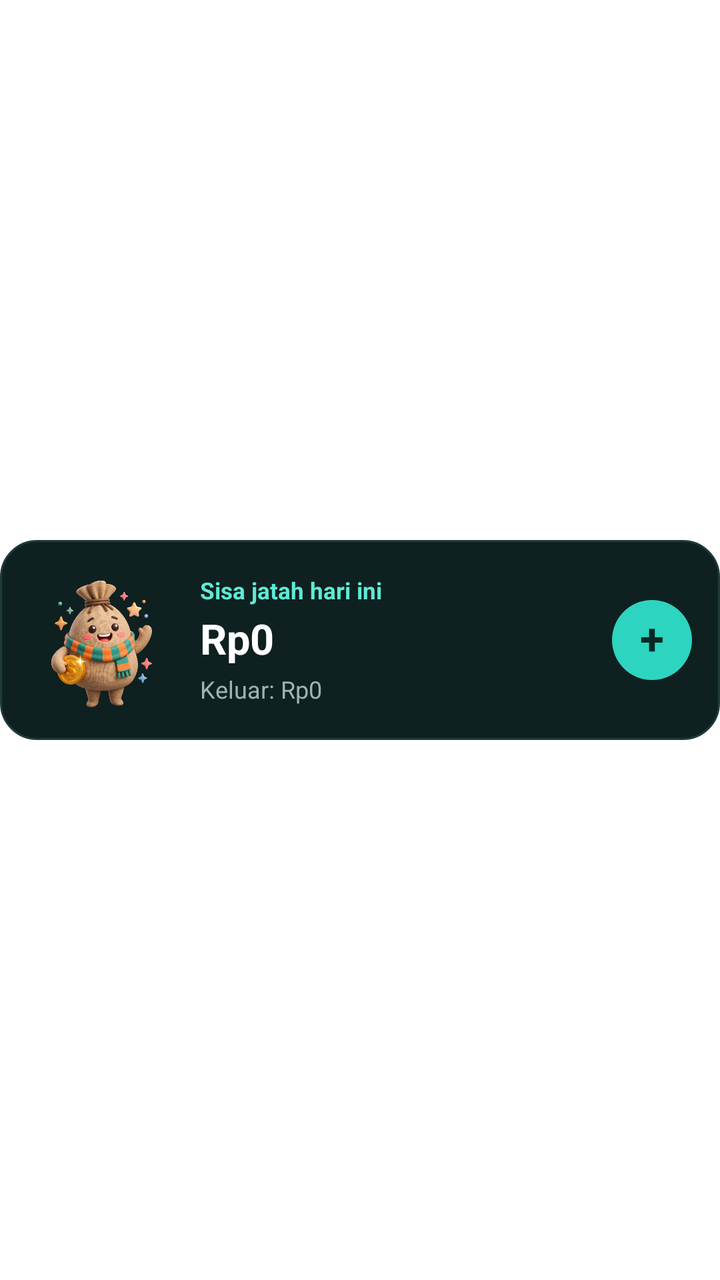
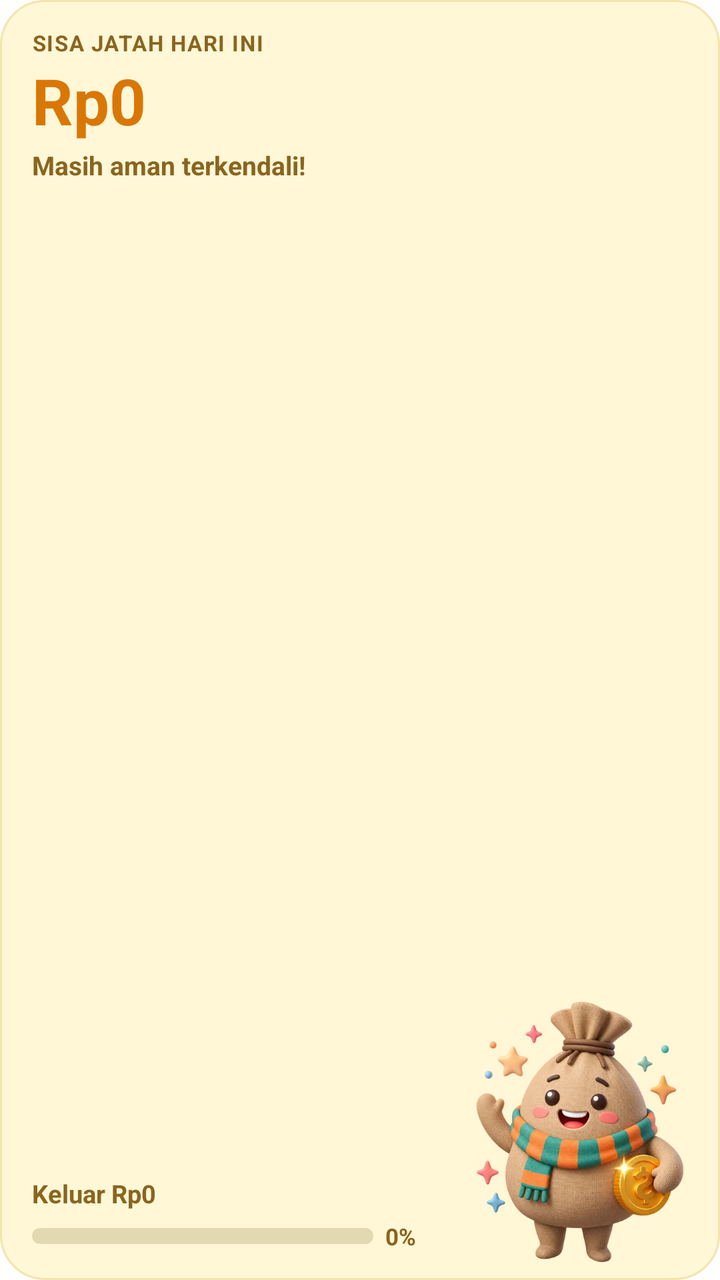

Screens rendered from an Android XML layout before and after an edit, with the pre-edit source and the edit as a unified diff.
<!-- AndroidManifest.xml: fallback theme Theme.MaterialComponents.DayNight.NoActionBar -->
<!-- res/layout/catatim_widget.xml -->
<?xml version="1.0" encoding="utf-8"?>
<FrameLayout xmlns:android="http://schemas.android.com/apk/res/android"
    android:layout_width="match_parent"
    android:layout_height="match_parent">

    <LinearLayout
        android:id="@+id/widget_root"
        android:layout_width="match_parent"
        android:layout_height="wrap_content"
        android:layout_gravity="center_vertical"
        android:background="@drawable/widget_bg"
        android:gravity="center_vertical"
        android:orientation="horizontal"
        android:paddingStart="12dp"
        android:paddingTop="12dp"
        android:paddingEnd="14dp"
        android:paddingBottom="12dp">

        <ImageView
            android:id="@+id/widget_mascot"
            android:layout_width="76dp"
            android:layout_height="76dp"
            android:contentDescription="Maskot CatatIM"
            android:scaleType="fitCenter"
            android:src="@drawable/widget_mascot" />

        <LinearLayout
            android:layout_width="0dp"
            android:layout_height="wrap_content"
            android:layout_marginStart="12dp"
            android:layout_marginEnd="10dp"
            android:layout_weight="1"
            android:orientation="vertical">

            <TextView
                android:id="@+id/widget_headline"
                android:layout_width="match_parent"
                android:layout_height="wrap_content"
                android:ellipsize="end"
                android:maxLines="2"
                android:text="Sisa jatah hari ini"
                android:textColor="#5EEAD4"
                android:textSize="11.5sp"
                android:textStyle="bold" />

            <TextView
                android:id="@+id/widget_primary_amount"
                android:layout_width="match_parent"
                android:layout_height="wrap_content"
                android:layout_marginTop="2dp"
                android:ellipsize="end"
                android:maxLines="1"
                android:text="Rp0"
                android:textColor="#FFFFFF"
                android:textSize="21sp"
                android:textStyle="bold" />

            <TextView
                android:id="@+id/widget_secondary_info"
                android:layout_width="match_parent"
                android:layout_height="wrap_content"
                android:layout_marginTop="3dp"
                android:ellipsize="end"
                android:maxLines="1"
                android:text="Keluar: Rp0"
                android:textColor="#9BB5B1"
                android:textSize="12sp" />
        </LinearLayout>

        <TextView
            android:id="@+id/widget_add_btn"
            android:layout_width="40dp"
            android:layout_height="40dp"
            android:background="@drawable/widget_btn_bg"
            android:contentDescription="Catat transaksi baru"
            android:gravity="center"
            android:includeFontPadding="false"
            android:text="+"
            android:textColor="#062825"
            android:textSize="22sp"
            android:textStyle="bold" />
    </LinearLayout>
</FrameLayout>
<!-- resources referenced by this layout -->
<resources>
  <!-- drawable widget_bg (drawable) -->
  <?xml version="1.0" encoding="utf-8"?>
  <shape xmlns:android="http://schemas.android.com/apk/res/android"
      android:shape="rectangle">
      <solid android:color="#0F2020" />
      <stroke
          android:width="1dp"
          android:color="#213A3A" />
      <corners android:radius="18dp" />
  </shape>
  <!-- drawable widget_btn_bg (drawable) -->
  <?xml version="1.0" encoding="utf-8"?>
  <shape xmlns:android="http://schemas.android.com/apk/res/android"
      android:shape="rectangle">
      <solid android:color="#2DD4BF" />
      <corners android:radius="999dp" />
  </shape>
  <!-- drawable widget_mascot: webp bitmap (drawable, 77004 bytes) -->
</resources>

<!-- the commit's change to res/layout/catatim_widget.xml (unified diff, before → after) -->
@@ -3,81 +3,188 @@
     android:layout_width="match_parent"
     android:layout_height="match_parent">
 
-    <LinearLayout
+    <RelativeLayout
         android:id="@+id/widget_root"
         android:layout_width="match_parent"
         android:layout_height="wrap_content"
         android:layout_gravity="center_vertical"
-        android:background="@drawable/widget_bg"
-        android:gravity="center_vertical"
-        android:orientation="horizontal"
-        android:paddingStart="12dp"
-        android:paddingTop="12dp"
-        android:paddingEnd="14dp"
-        android:paddingBottom="12dp">
+        android:background="@drawable/widget_card_happy"
+        android:minHeight="136dp">
 
+        
         <ImageView
             android:id="@+id/widget_mascot"
-            android:layout_width="76dp"
-            android:layout_height="76dp"
+            android:layout_width="156dp"
+            android:layout_height="156dp"
+            android:layout_alignParentEnd="true"
+            android:layout_alignParentBottom="true"
+            android:layout_marginEnd="-10dp"
+            android:layout_marginBottom="-12dp"
             android:contentDescription="Maskot CatatIM"
             android:scaleType="fitCenter"
+            android:scaleX="-1"
             android:src="@drawable/widget_mascot" />
 
+        
         <LinearLayout
-            android:layout_width="0dp"
+            android:layout_width="match_parent"
             android:layout_height="wrap_content"
-            android:layout_marginStart="12dp"
-            android:layout_marginEnd="10dp"
-            android:layout_weight="1"
-            android:orientation="vertical">
+            android:layout_alignParentStart="true"
+            android:layout_alignParentTop="true"
+            android:layout_marginEnd="136dp"
+            android:orientation="vertical"
+            android:paddingStart="16dp"
+            android:paddingTop="14dp">
+
+            <TextView
+                android:id="@+id/widget_eyebrow"
+                android:layout_width="match_parent"
+                android:layout_height="wrap_content"
+                android:ellipsize="end"
+                android:letterSpacing="0.05"
+                android:maxLines="1"
+                android:text="SISA JATAH HARI INI"
+                android:textColor="#8A6520"
+                android:textSize="11sp"
+                android:textStyle="bold" />
+
+            <LinearLayout
+                android:layout_width="match_parent"
+                android:layout_height="wrap_content"
+                android:gravity="center_vertical"
+                android:orientation="horizontal">
+
+                <TextView
+                    android:id="@+id/widget_primary_amount"
+                    android:layout_width="wrap_content"
+                    android:layout_height="wrap_content"
+                    android:ellipsize="end"
+                    android:maxLines="1"
+                    android:text="Rp0"
+                    android:textColor="#D97706"
+                    android:textSize="32sp"
+                    android:textStyle="bold" />
+
+                <TextView
+                    android:id="@+id/widget_streak_badge"
+                    android:layout_width="wrap_content"
+                    android:layout_height="wrap_content"
+                    android:layout_marginStart="8dp"
+                    android:text="🔥 1"
+                    android:textColor="#D97706"
+                    android:textSize="15sp"
+                    android:textStyle="bold"
+                    android:visibility="gone" />
+            </LinearLayout>
 
             <TextView
                 android:id="@+id/widget_headline"
                 android:layout_width="match_parent"
                 android:layout_height="wrap_content"
-                android:ellipsize="end"
-                android:maxLines="2"
-                android:text="Sisa jatah hari ini"
-                android:textColor="#5EEAD4"
-                android:textSize="11.5sp"
-                android:textStyle="bold" />
-
-            <TextView
-                android:id="@+id/widget_primary_amount"
-                android:layout_width="match_parent"
-                android:layout_height="wrap_content"
                 android:layout_marginTop="2dp"
                 android:ellipsize="end"
                 android:maxLines="1"
-                android:text="Rp0"
-                android:textColor="#FFFFFF"
-                android:textSize="21sp"
+                android:text="Masih aman terkendali!"
+                android:textColor="#8A6520"
+                android:textSize="13sp"
                 android:textStyle="bold" />
+        </LinearLayout>
 
-            <TextView
-                android:id="@+id/widget_secondary_info"
+        
+        <LinearLayout
+            android:layout_width="match_parent"
+            android:layout_height="wrap_content"
+            android:layout_alignParentStart="true"
+            android:layout_alignParentBottom="true"
+            android:layout_marginEnd="152dp"
+            android:orientation="vertical"
+            android:paddingStart="16dp"
+            android:paddingBottom="14dp">
+
+            <LinearLayout
                 android:layout_width="match_parent"
                 android:layout_height="wrap_content"
-                android:layout_marginTop="3dp"
-                android:ellipsize="end"
-                android:maxLines="1"
-                android:text="Keluar: Rp0"
-                android:textColor="#9BB5B1"
-                android:textSize="12sp" />
+                android:layout_marginBottom="5dp"
+                android:gravity="center_vertical"
+                android:orientation="horizontal">
+
+                <TextView
+                    android:id="@+id/widget_secondary_info"
+                    android:layout_width="wrap_content"
+                    android:layout_height="wrap_content"
+                    android:ellipsize="end"
+                    android:maxLines="1"
+                    android:text="Keluar Rp0"
+                    android:textColor="#8A6520"
+                    android:textSize="12.5sp"
+                    android:textStyle="bold" />
+
+                <TextView
+                    android:id="@+id/widget_draft_chip"
+                    android:layout_width="wrap_content"
+                    android:layout_height="wrap_content"
+                    android:layout_marginStart="6dp"
+                    android:background="@drawable/widget_day_off_happy"
+                    android:paddingLeft="7dp"
+                    android:paddingTop="1dp"
+                    android:paddingRight="7dp"
+                    android:paddingBottom="1dp"
+                    android:text="1 draf"
+                    android:textColor="#8A6520"
+                    android:textSize="10sp"
+                    android:textStyle="bold"
+                    android:visibility="gone" />
+            </LinearLayout>
+
+            <LinearLayout
+                android:id="@+id/widget_progress_row"
+                android:layout_width="match_parent"
+                android:layout_height="wrap_content"
+                android:gravity="center_vertical"
+                android:orientation="horizontal">
+
+                <ProgressBar
+                    android:id="@+id/widget_progress_happy"
+                    style="?android:attr/progressBarStyleHorizontal"
+                    android:layout_width="0dp"
+                    android:layout_height="8dp"
+                    android:layout_weight="1"
+                    android:max="100"
+                    android:progress="0"
+                    android:progressDrawable="@drawable/widget_duo_bar_happy" />
+
+                <ProgressBar
+                    android:id="@+id/widget_progress_worried"
+                    style="?android:attr/progressBarStyleHorizontal"
+                    android:layout_width="0dp"
+                    android:layout_height="8dp"
+                    android:layout_weight="1"
+                    android:max="100"
+                    android:progress="0"
+                    android:progressDrawable="@drawable/widget_duo_bar_worried"
+                    android:visibility="gone" />
+
+                <ProgressBar
+                    android:id="@+id/widget_progress_broke"
+                    style="?android:attr/progressBarStyleHorizontal"
+                    android:layout_width="0dp"
+                    android:layout_height="8dp"
+                    android:layout_weight="1"
+                    android:max="100"
+                    android:progress="0"
+                    android:progressDrawable="@drawable/widget_duo_bar_broke"
+                    android:visibility="gone" />
+
+                <TextView
+                    android:id="@+id/widget_progress_pct"
+                    android:layout_width="wrap_content"
+                    android:layout_height="wrap_content"
+                    android:layout_marginStart="6dp"
+                    android:text="0%"
+                    android:textColor="#8A6520"
+                    android:textSize="11.5sp"
+                    android:textStyle="bold" />
+            </LinearLayout>
         </LinearLayout>
-
-        <TextView
-            android:id="@+id/widget_add_btn"
-            android:layout_width="40dp"
-            android:layout_height="40dp"
-            android:background="@drawable/widget_btn_bg"
-            android:contentDescription="Catat transaksi baru"
-            android:gravity="center"
-            android:includeFontPadding="false"
-            android:text="+"
-            android:textColor="#062825"
-            android:textSize="22sp"
-            android:textStyle="bold" />
-    </LinearLayout>
+    </RelativeLayout>
 </FrameLayout>
<!-- resource entries referenced after the edit -->
@@ -1,22 +1,75 @@
 <!-- resources referenced by this layout -->
 <resources>
-  <!-- drawable widget_bg (drawable) -->
+  <!-- drawable widget_card_happy (drawable) -->
   <?xml version="1.0" encoding="utf-8"?>
   <shape xmlns:android="http://schemas.android.com/apk/res/android"
       android:shape="rectangle">
-      <solid android:color="#0F2020" />
+      <solid android:color="#FFF7D6" />
       <stroke
           android:width="1dp"
-          android:color="#213A3A" />
-      <corners android:radius="18dp" />
+          android:color="#F3E5AB" />
+      <corners android:radius="22dp" />
   </shape>
-  <!-- drawable widget_btn_bg (drawable) -->
+  <!-- drawable widget_day_off_happy (drawable) -->
   <?xml version="1.0" encoding="utf-8"?>
   <shape xmlns:android="http://schemas.android.com/apk/res/android"
-      android:shape="rectangle">
-      <solid android:color="#2DD4BF" />
-      <corners android:radius="999dp" />
+      android:shape="oval">
+      <solid android:color="#E2D9B3" />
   </shape>
+  <!-- drawable widget_duo_bar_broke (drawable) -->
+  <?xml version="1.0" encoding="utf-8"?>
+  <layer-list xmlns:android="http://schemas.android.com/apk/res/android">
+      <item android:id="@android:id/background">
+          <shape android:shape="rectangle">
+              <corners android:radius="999dp" />
+              <solid android:color="#2E0A04" />
+          </shape>
+      </item>
+      <item android:id="@android:id/progress">
+          <scale android:scaleWidth="100%">
+              <shape android:shape="rectangle">
+                  <corners android:radius="999dp" />
+                  <solid android:color="#FCA5A5" />
+              </shape>
+          </scale>
+      </item>
+  </layer-list>
+  <!-- drawable widget_duo_bar_happy (drawable) -->
+  <?xml version="1.0" encoding="utf-8"?>
+  <layer-list xmlns:android="http://schemas.android.com/apk/res/android">
+      <item android:id="@android:id/background">
+          <shape android:shape="rectangle">
+              <corners android:radius="999dp" />
+              <solid android:color="#E2D9B3" />
+          </shape>
+      </item>
+      <item android:id="@android:id/progress">
+          <scale android:scaleWidth="100%">
+              <shape android:shape="rectangle">
+                  <corners android:radius="999dp" />
+                  <solid android:color="#F59E0B" />
+              </shape>
+          </scale>
+      </item>
+  </layer-list>
+  <!-- drawable widget_duo_bar_worried (drawable) -->
+  <?xml version="1.0" encoding="utf-8"?>
+  <layer-list xmlns:android="http://schemas.android.com/apk/res/android">
+      <item android:id="@android:id/background">
+          <shape android:shape="rectangle">
+              <corners android:radius="999dp" />
+              <solid android:color="#671029" />
+          </shape>
+      </item>
+      <item android:id="@android:id/progress">
+          <scale android:scaleWidth="100%">
+              <shape android:shape="rectangle">
+                  <corners android:radius="999dp" />
+                  <solid android:color="#F9A8D4" />
+              </shape>
+          </scale>
+      </item>
+  </layer-list>
   <!-- drawable widget_mascot: webp bitmap (drawable, 77004 bytes) -->
 </resources>
 
